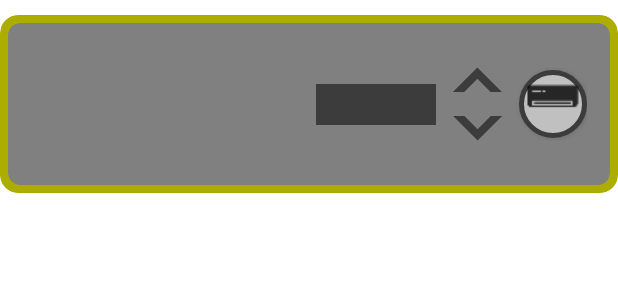
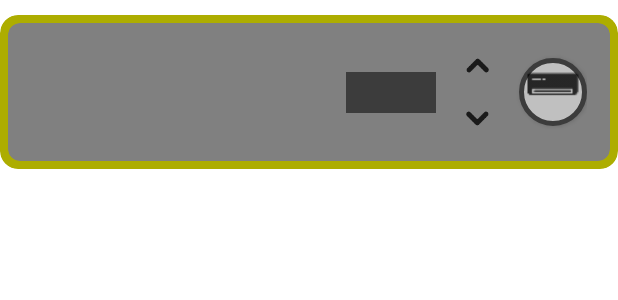
Before and after one commit to AlanCarvalhoEE/home-automation-platform, an Android app: the layout device_air_conditioner.xml on its own in the app's theme, with its tools: preview values and no code run, on a phone screen of 412 x 824 dp. Shown: the top 300 px of the screen. Run offline under Robolectric (Android 15) with nearby library versions, the phone set to English and light mode, and no system bars.

```diff
--- a/android/app/src/main/java/com/alan/homeautomationapp/TCPclient.java
+++ b/android/app/src/main/java/com/alan/homeautomationapp/TCPclient.java
@@ -4,6 +4,7 @@ import android.util.Log;
 
 import java.io.BufferedReader;
 import java.io.BufferedWriter;
+import java.io.IOException;
 import java.io.InputStreamReader;
 import java.io.OutputStreamWriter;
 import java.io.PrintWriter;
--- a/android/app/src/main/res/drawable/button_arrow_disabled.xml
+++ b/android/app/src/main/res/drawable/button_arrow_disabled.xml
@@ -1,17 +1,17 @@
 <?xml version="1.0" encoding="utf-8"?>
 <layer-list xmlns:android="http://schemas.android.com/apk/res/android" >
     <item>
-        <rotate
-            android:fromDegrees="45"
-            android:toDegrees="45"
-            android:pivotX="-40%"
-            android:pivotY="87%" >
-            <shape
-                android:shape="rectangle" >
-                <stroke android:color="@color/white" android:width="10dp"/>
-                <solid
-                    android:color="@color/mediumYellow" />
-            </shape>
-        </rotate>
+        <shape android:shape="rectangle">
+            <solid android:color="@android:color/transparent" />
+            <corners android:radius="@dimen/circular_button_corner_radius" />
+            <stroke
+                android:width="3dp"
+                android:color="@android:color/transparent"/>
+        </shape>
     </item>
+    <item android:drawable="@drawable/ic_arrow_down"
+        android:bottom="10dp"
+        android:top="10dp"
+        android:right="10dp"
+        android:left="10dp"/>
 </layer-list>
--- a/android/app/src/main/res/drawable/button_arrow_normal.xml
+++ b/android/app/src/main/res/drawable/button_arrow_normal.xml
@@ -1,17 +1,16 @@
-<?xml version="1.0" encoding="utf-8"?>
 <layer-list xmlns:android="http://schemas.android.com/apk/res/android" >
     <item>
-        <rotate
-            android:fromDegrees="45"
-            android:toDegrees="45"
-            android:pivotX="-40%"
-            android:pivotY="87%" >
-            <shape
-                android:shape="rectangle" >
-                <stroke android:color="@color/darkGrey" android:width="5dp"/>
-                <solid
-                    android:color="@color/mediumGrey" />
-            </shape>
-        </rotate>
+        <shape android:shape="rectangle">
+            <solid android:color="@android:color/transparent" />
+            <corners android:radius="@dimen/circular_button_corner_radius" />
+            <stroke
+                android:width="3dp"
+                android:color="@android:color/transparent"/>
+        </shape>
     </item>
+    <item android:drawable="@drawable/ic_arrow_down"
+        android:bottom="10dp"
+        android:top="10dp"
+        android:right="10dp"
+        android:left="10dp"/>
 </layer-list>
--- a/android/app/src/main/res/drawable/button_arrow_pressed.xml
+++ b/android/app/src/main/res/drawable/button_arrow_pressed.xml
@@ -1,17 +1,16 @@
-<?xml version="1.0" encoding="utf-8"?>
 <layer-list xmlns:android="http://schemas.android.com/apk/res/android" >
     <item>
-        <rotate
-            android:fromDegrees="45"
-            android:toDegrees="45"
-            android:pivotX="-40%"
-            android:pivotY="87%" >
-            <shape
-                android:shape="rectangle" >
-                <stroke android:color="@color/white" android:width="10dp"/>
-                <solid
-                    android:color="@color/mediumYellow" />
-            </shape>
-        </rotate>
+        <shape android:shape="rectangle">
+            <solid android:color="@android:color/transparent" />
+            <corners android:radius="@dimen/circular_button_corner_radius" />
+            <stroke
+                android:width="3dp"
+                android:color="@android:color/transparent"/>
+        </shape>
     </item>
+    <item android:drawable="@drawable/ic_arrow_down"
+        android:bottom="10dp"
+        android:top="10dp"
+        android:right="10dp"
+        android:left="10dp"/>
 </layer-list>
--- a/android/app/src/main/res/layout/device_air_conditioner.xml
+++ b/android/app/src/main/res/layout/device_air_conditioner.xml
@@ -71,9 +71,10 @@
                     android:layout_width="35dp"
                     android:layout_height="35dp"
                     android:layout_marginEnd="10dp"
-                    android:layout_marginBottom="8dp"
                     android:background="@drawable/button_arrow_states"
                     android:contentDescription="@string/temperature_up_button_description"
+                    android:cropToPadding="false"
+                    android:rotation="180"
                     app:layout_constraintBottom_toTopOf="@id/downImageButton"
                     app:layout_constraintEnd_toStartOf="@id/airControlToggleButton"
                     app:layout_constraintTop_toTopOf="parent" />
@@ -83,25 +84,26 @@
                     android:layout_width="35dp"
                     android:layout_height="35dp"
                     android:layout_marginEnd="10dp"
-                    android:layout_marginTop="8dp"
                     android:background="@drawable/button_arrow_states"
-                    android:rotation="180"
                     android:contentDescription="@string/temperature_down_button_description"
                     app:layout_constraintBottom_toBottomOf="parent"
                     app:layout_constraintEnd_toStartOf="@id/airControlToggleButton"
                     app:layout_constraintTop_toBottomOf="@id/upImageButton" />
 
-                <TextView
-                    android:id="@+id/temperatureTextView"
-                    android:layout_width="80dp"
+                <com.google.android.material.textfield.TextInputEditText
+                    android:id="@+id/temperatureEditText"
+                    android:layout_width="60dp"
                     android:layout_height="wrap_content"
                     android:layout_gravity="center_vertical"
+                    android:gravity="center"
                     android:layout_marginEnd="10dp"
+                    android:imeOptions="actionDone"
                     android:singleLine="true"
-                    android:textColor="@color/white"
                     android:textSize="20sp"
                     android:textStyle="bold"
                     android:background="@color/darkGrey"
+                    android:textColorHint="@drawable/selector"
+                    android:textColor="@color/lightGrey"
                     app:layout_constraintEnd_toStartOf="@id/upImageButton"
                     app:layout_constraintTop_toTopOf="parent"
                     app:layout_constraintBottom_toBottomOf="parent"
```
Also changed, not shown: android/app/src/main/java/com/alan/homeautomationapp/DBHandler.java (+4 -21 lines), android/app/src/main/java/com/alan/homeautomationapp/MainActivity.java (+33 -15 lines), 1 other file.
